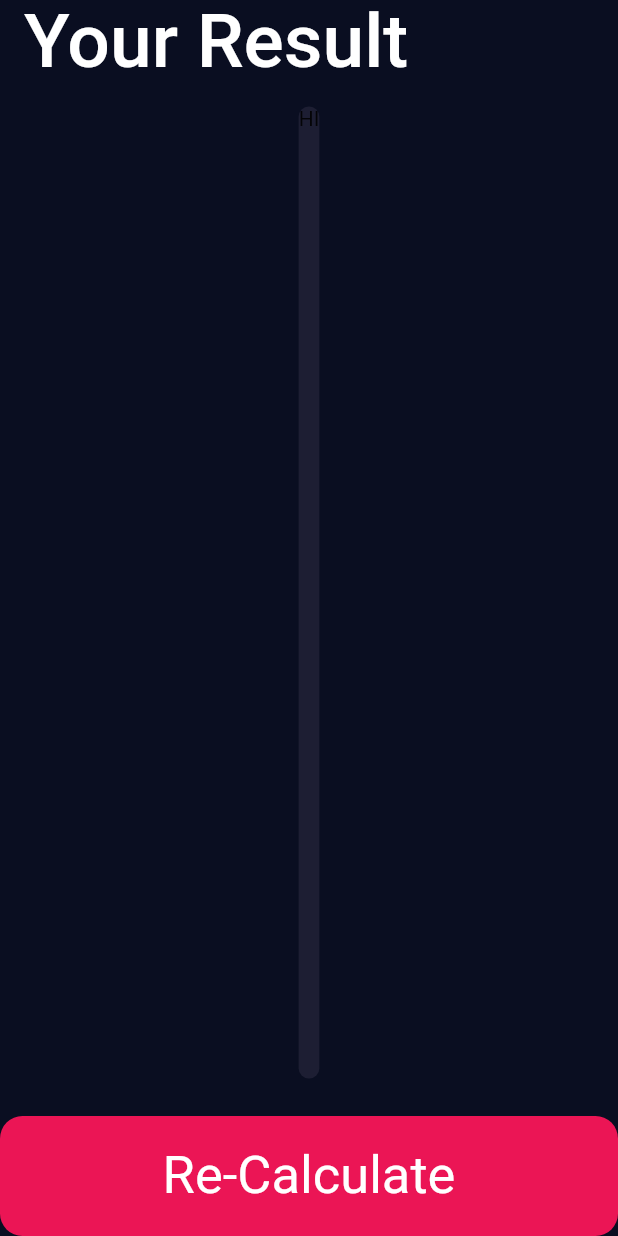
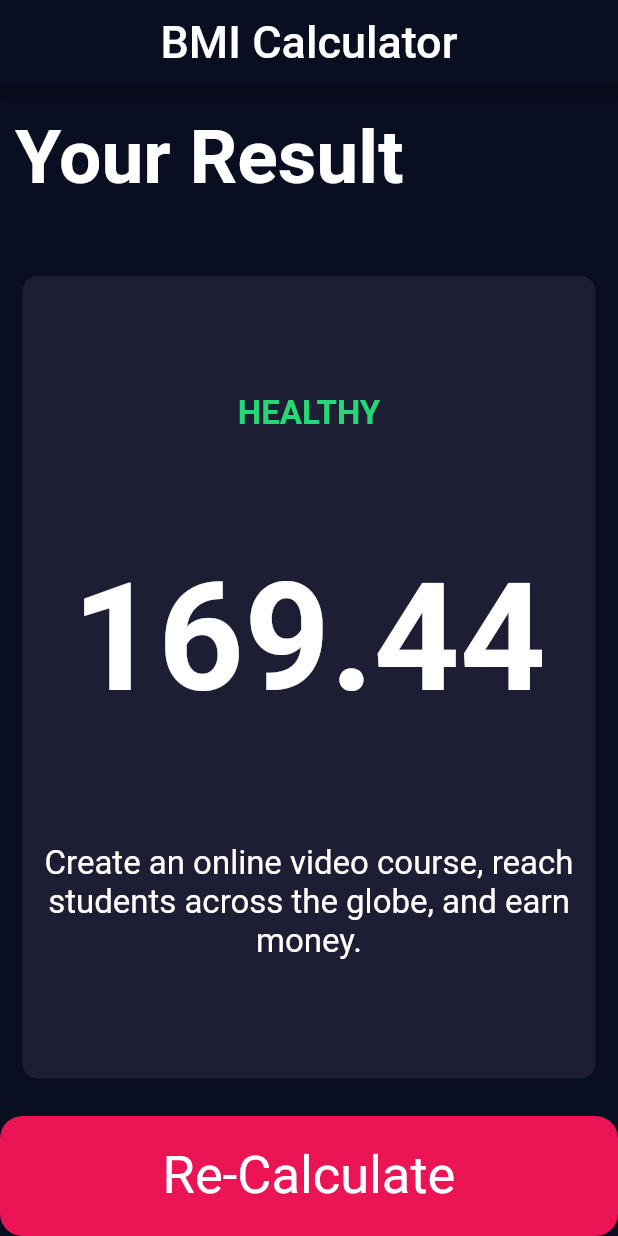
Before and after one commit to Krishnak561/BMI-Calculator, a Flutter app: the screen it shows after launch, after a tap on "Calculate", on a phone screen of 412 x 824 dp. Run offline on Flutter 3.47's test engine with Material 2 defaults, Android fonts, the phone set to English and light mode, and no system bars; our stand-ins replace font_awesome_flutter.

Commit message:
First Commit

```diff
--- /dev/null
+++ b/lib/BMI_Brain.dart
@@ -0,0 +1,14 @@
+class BMICalculator {
+  BMICalculator({this.weight, this.height});
+
+  final int height;
+  final int weight;
+  double bmi;
+
+  String BMI() {
+    double h = height / 100;
+    bmi = weight / (h * h);
+
+    return bmi.toStringAsFixed(2);
+  }
+}
--- a/lib/Results_Page.dart
+++ b/lib/Results_Page.dart
@@ -1,23 +1,75 @@
+import 'package:bmi/BMI_Brain.dart';
+import 'package:flutter/cupertino.dart';
 import 'package:flutter/material.dart';
 import 'input_page.dart';
 
 class ResultsPage extends StatelessWidget {
+  ResultsPage({@required this.BMIResults});
+
+  final String BMIResults;
+
   @override
   Widget build(BuildContext context) {
     return Scaffold(
       appBar: AppBar(
         title: Text(
-          'Your Result',
-          style: TextStyle(color: Colors.white, fontSize: 50),
+          'BMI Calculator',
+          style: TextStyle(color: Colors.white, fontSize: 30.0),
         ),
-        elevation: 0.0,
+        centerTitle: true,
         automaticallyImplyLeading: false,
       ),
       body: Column(
+        mainAxisAlignment: MainAxisAlignment.spaceEvenly,
+        crossAxisAlignment: CrossAxisAlignment.stretch,
         children: <Widget>[
           Expanded(
+            child: Padding(
+              padding:
+                  const EdgeInsets.only(left: 10.0, top: 20.0, bottom: 15.0),
+              child: Text(
+                'Your Result',
+                style: TextStyle(
+                  color: Colors.white,
+                  fontSize: 50,
+                  fontWeight: FontWeight.bold,
+                ),
+              ),
+            ),
+          ),
+          Expanded(
+            flex: 5,
             child: Container(
-              child: Text('HI'),
+              child: Column(
+                mainAxisAlignment: MainAxisAlignment.spaceEvenly,
+                children: <Widget>[
+                  Text(
+                    "HEALTHY",
+                    style: TextStyle(
+                        color: Color(0xFF24D876),
+                        fontSize: 22,
+                        fontWeight: FontWeight.bold),
+                  ),
+                  Text(
+                    BMIResults,
+                    style: TextStyle(
+                        color: Colors.white,
+                        fontSize: 100,
+                        fontWeight: FontWeight.bold),
+                  ),
+                  Padding(
+                    padding: EdgeInsets.symmetric(horizontal: 10),
+                    child: Text(
+                      "Create an online video course, reach students across the globe, and earn money.",
+                      style: TextStyle(
+                        color: Colors.white,
+                        fontSize: 22.0,
+                      ),
+                      textAlign: TextAlign.center,
+                    ),
+                  ),
+                ],
+              ),
               margin: EdgeInsets.all(15.0),
               decoration: BoxDecoration(
                 borderRadius: BorderRadius.circular(10),
@@ -27,8 +79,7 @@ class ResultsPage extends StatelessWidget {
           ),
           GestureDetector(
             onTap: () {
-              Navigator.push(context,
-                  MaterialPageRoute(builder: (context) => InputPage()));
+              Navigator.pop(context);
             },
             child: Container(
               child: Center(
--- a/lib/input_page.dart
+++ b/lib/input_page.dart
@@ -5,6 +5,7 @@ import 'package:font_awesome_flutter/font_awesome_flutter.dart';
 import 'Reusable_Card.dart';
 import 'Icon_Content.dart';
 import 'Buttoned_Card.dart';
+import 'BMI_Brain.dart';
 
 const activeCardColor = Color(0xFF1D1E33);
 const inactiveCardColor = Color(0xFF111328);
@@ -239,8 +240,14 @@ class _InputPageState extends State<InputPage> {
           ),
           GestureDetector(
             onTap: () {
-              Navigator.push(context,
-                  MaterialPageRoute(builder: (context) => ResultsPage()));
+              BMICalculator calc =
+                  BMICalculator(weight: weight, height: height);
+              Navigator.push(
+                  context,
+                  MaterialPageRoute(
+                      builder: (context) => ResultsPage(
+                            BMIResults: calc.BMI(),
+                          )));
             },
             child: Container(
               child: Center(
```
